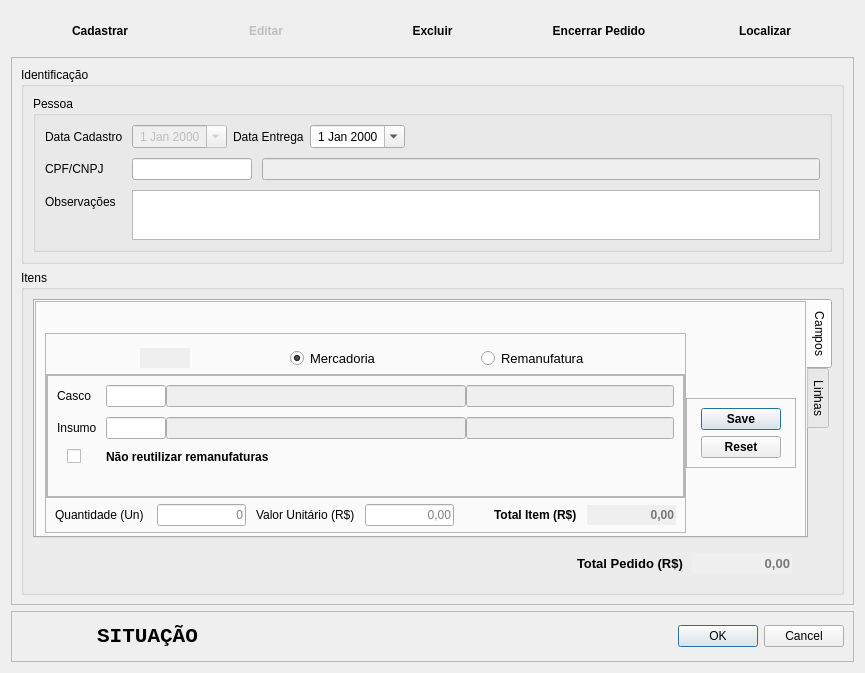
This is Resources/UI/CadastroPedido.ui in Klubas/Projeto-SOAD as Qt 5 draws it before an edit. The edited form follows.
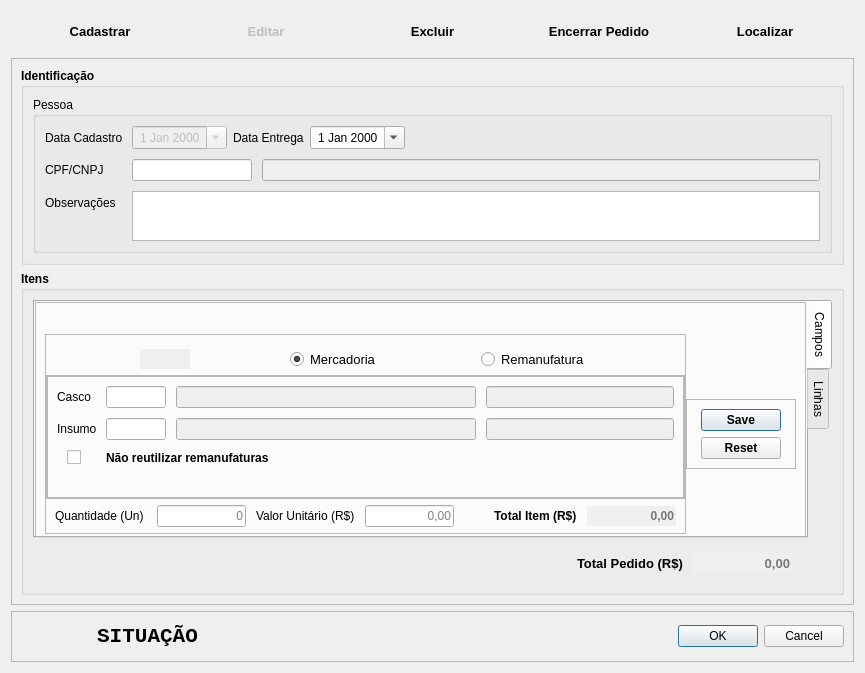
This is the edited form.

Diff of the .ui file:
```diff
--- a/Resources/UI/CadastroPedido.ui
+++ b/Resources/UI/CadastroPedido.ui
@@ -38,7 +38,7 @@
    <item row="0" column="0">
     <layout class="QVBoxLayout" name="verticalLayout">
      <item>
-      <widget class="QWidget" name="frame_menu" native="true">
+      <widget class="QFrame" name="frame_menu">
        <property name="sizePolicy">
         <sizepolicy hsizetype="Preferred" vsizetype="Fixed">
          <horstretch>0</horstretch>
@@ -51,11 +51,19 @@
          <height>60</height>
         </size>
        </property>
+       <property name="font">
+        <font>
+         <pointsize>10</pointsize>
+         <weight>75</weight>
+         <bold>true</bold>
+        </font>
+       </property>
        <layout class="QHBoxLayout" name="horizontalLayout_3">
         <item>
          <widget class="QPushButton" name="pushButton_cadastrar">
           <property name="font">
            <font>
+            <pointsize>10</pointsize>
             <weight>75</weight>
             <bold>true</bold>
            </font>
@@ -84,6 +92,7 @@
           </property>
           <property name="font">
            <font>
+            <pointsize>10</pointsize>
             <weight>75</weight>
             <bold>true</bold>
            </font>
@@ -109,6 +118,7 @@
          <widget class="QPushButton" name="pushButton_excluir">
           <property name="font">
            <font>
+            <pointsize>10</pointsize>
             <weight>75</weight>
             <bold>true</bold>
            </font>
@@ -134,6 +144,7 @@
          <widget class="QPushButton" name="pushButton_movimentar">
           <property name="font">
            <font>
+            <pointsize>10</pointsize>
             <weight>75</weight>
             <bold>true</bold>
            </font>
@@ -159,6 +170,7 @@
          <widget class="QPushButton" name="pushButton_localizar">
           <property name="font">
            <font>
+            <pointsize>10</pointsize>
             <weight>75</weight>
             <bold>true</bold>
            </font>
@@ -214,8 +226,9 @@
           </property>
           <property name="font">
            <font>
-            <weight>50</weight>
-            <bold>false</bold>
+            <pointsize>9</pointsize>
+            <weight>75</weight>
+            <bold>true</bold>
             <kerning>true</kerning>
            </font>
           </property>
@@ -231,6 +244,14 @@
                <verstretch>0</verstretch>
               </sizepolicy>
              </property>
+             <property name="font">
+              <font>
+               <pointsize>9</pointsize>
+               <weight>50</weight>
+               <bold>false</bold>
+               <kerning>true</kerning>
+              </font>
+             </property>
              <property name="title">
               <string>Pessoa</string>
              </property>
@@ -428,8 +449,10 @@
                <widget class="QLabel" name="label_documento">
                 <property name="font">
                  <font>
+                  <pointsize>9</pointsize>
                   <weight>50</weight>
                   <bold>false</bold>
+                  <kerning>true</kerning>
                  </font>
                 </property>
                 <property name="text">
@@ -468,8 +491,10 @@
                <widget class="QLabel" name="label_2">
                 <property name="font">
                  <font>
+                  <pointsize>9</pointsize>
                   <weight>50</weight>
                   <bold>false</bold>
+                  <kerning>true</kerning>
                  </font>
                 </property>
                 <property name="text">
@@ -527,8 +552,9 @@
           </property>
           <property name="font">
            <font>
-            <weight>50</weight>
-            <bold>false</bold>
+            <pointsize>9</pointsize>
+            <weight>75</weight>
+            <bold>true</bold>
            </font>
           </property>
           <property name="title">
@@ -554,6 +580,7 @@
              </property>
              <property name="font">
               <font>
+               <pointsize>9</pointsize>
                <weight>50</weight>
                <bold>false</bold>
               </font>
@@ -637,6 +664,13 @@
                    <height>0</height>
                   </size>
                  </property>
+                 <property name="font">
+                  <font>
+                   <pointsize>9</pointsize>
+                   <weight>50</weight>
+                   <bold>false</bold>
+                  </font>
+                 </property>
                  <property name="frameShape">
                   <enum>QFrame::StyledPanel</enum>
                  </property>
@@ -963,6 +997,9 @@
                             </item>
                             <item row="0" column="1">
                              <layout class="QHBoxLayout" name="horizontalLayout_casco">
+                              <property name="spacing">
+                               <number>10</number>
+                              </property>
                               <item>
                                <widget class="QLineEdit" name="lineEdit_casco_id">
                                 <property name="minimumSize">
@@ -1013,6 +1050,9 @@
                             </item>
                             <item row="1" column="1">
                              <layout class="QHBoxLayout" name="horizontalLayout_insumo">
+                              <property name="spacing">
+                               <number>10</number>
+                              </property>
                               <item>
                                <widget class="QLineEdit" name="lineEdit_insumo_id">
                                 <property name="minimumSize">
@@ -1072,6 +1112,7 @@
                                <widget class="QCheckBox" name="checkBox_reutilizar_casco">
                                 <property name="font">
                                  <font>
+                                  <pointsize>9</pointsize>
                                   <weight>50</weight>
                                   <bold>false</bold>
                                  </font>
@@ -1096,6 +1137,7 @@
                              <widget class="QLabel" name="label_reutilizar_casco">
                               <property name="font">
                                <font>
+                                <pointsize>9</pointsize>
                                 <weight>75</weight>
                                 <bold>true</bold>
                                </font>
@@ -1314,6 +1356,7 @@
                            </property>
                            <property name="font">
                             <font>
+                             <pointsize>9</pointsize>
                              <weight>75</weight>
                              <bold>true</bold>
                             </font>
@@ -1385,6 +1428,7 @@
                        </property>
                        <property name="font">
                         <font>
+                         <pointsize>9</pointsize>
                          <weight>75</weight>
                          <bold>true</bold>
                         </font>
```
